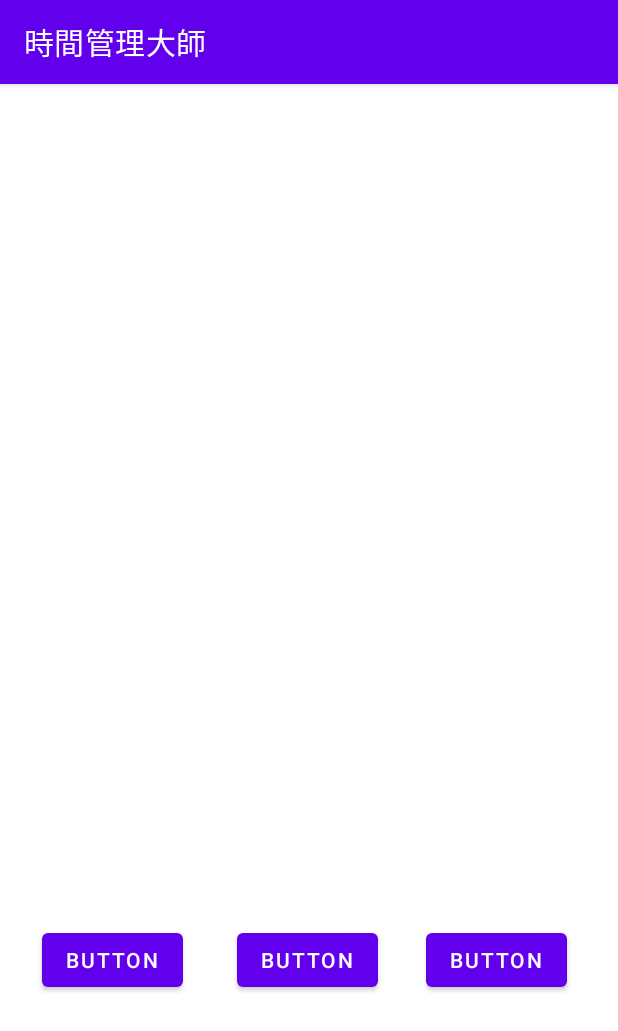
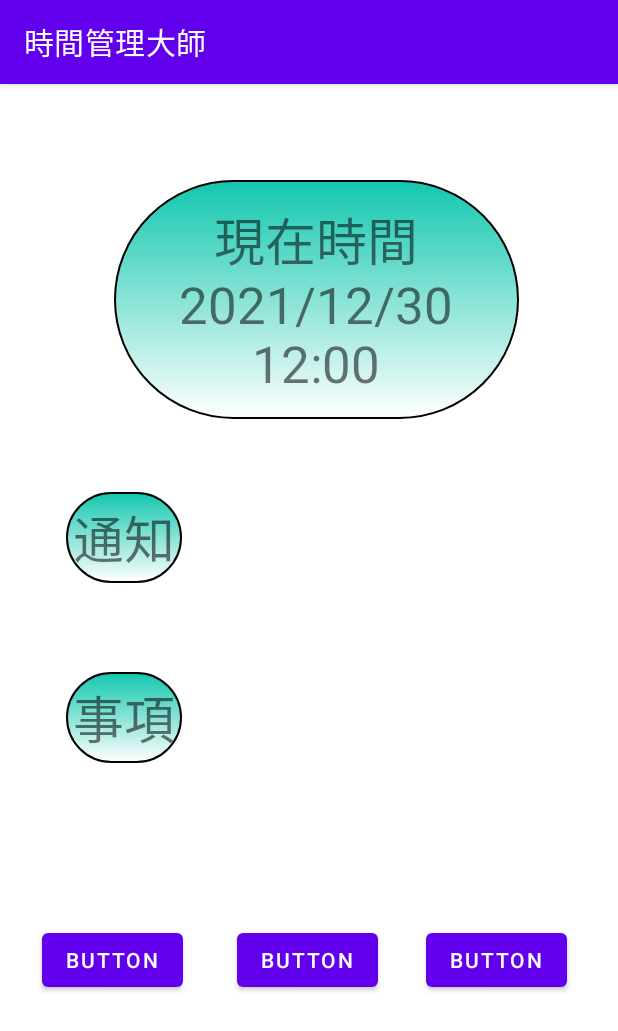
Before and after one commit to HappyGroupHub/TimeManagementMaster, an Android app: the screen it shows after launch (MainActivity), on a phone screen of 412 x 824 dp. Shown: the top 1031 px of the screen. Run offline under Robolectric (Android 15) with nearby library versions, the phone set to English and light mode, and no system bars.

Commit message:
Update(Kyle) - initial layout

```diff
--- a/app/build.gradle
+++ b/app/build.gradle
@@ -29,6 +29,9 @@ android {
     kotlinOptions {
         jvmTarget = '1.8'
     }
+    buildFeatures {
+        viewBinding true
+    }
 }
 
 dependencies {
@@ -37,6 +40,9 @@ dependencies {
     implementation 'androidx.appcompat:appcompat:1.3.1'
     implementation 'com.google.android.material:material:1.4.0'
     implementation 'androidx.constraintlayout:constraintlayout:2.1.1'
+    implementation 'androidx.legacy:legacy-support-v4:1.0.0'
+    implementation 'androidx.navigation:navigation-fragment-ktx:2.3.5'
+    implementation 'androidx.navigation:navigation-ui-ktx:2.3.5'
     testImplementation 'junit:junit:4.+'
     androidTestImplementation 'androidx.test.ext:junit:1.1.3'
     androidTestImplementation 'androidx.test.espresso:espresso-core:3.4.0'
--- /dev/null
+++ b/app/src/main/res/drawable/textview_border.xml
@@ -0,0 +1,23 @@
+<?xml version="1.0" encoding="utf-8"?>
+<shape
+    xmlns:android="http://schemas.android.com/apk/res/android"
+    android:shape="rectangle">
+    <solid android:color="#0000ff" />
+    <stroke
+        android:width="1dip"
+        android:color="#000000" />
+    <corners android:radius="3dp" />
+    <padding
+        android:bottom="5dp"
+        android:left="5dp"
+        android:right="5dp"
+        android:top="5dp" />
+    <gradient
+        android:angle="270"
+        android:startColor="#13C7AF" />
+    <corners
+        android:bottomLeftRadius="200dp"
+        android:bottomRightRadius="200dp"
+        android:topLeftRadius="200dp"
+        android:topRightRadius="200dp" />
+</shape>
--- a/app/src/main/res/layout/activity_main.xml
+++ b/app/src/main/res/layout/activity_main.xml
@@ -2,6 +2,7 @@
 <androidx.constraintlayout.widget.ConstraintLayout xmlns:android="http://schemas.android.com/apk/res/android"
     xmlns:app="http://schemas.android.com/apk/res-auto"
     xmlns:tools="http://schemas.android.com/tools"
+    android:id="@+id/activity_home"
     android:layout_width="match_parent"
     android:layout_height="match_parent"
     tools:context=".MainActivity">
@@ -35,4 +36,43 @@
         android:text="Button"
         app:layout_constraintStart_toEndOf="@+id/btn_home"
         app:layout_constraintTop_toTopOf="parent" />
+
+    <TextView
+        android:id="@+id/tv_currentTime"
+        android:layout_width="270dp"
+        android:layout_height="159dp"
+        android:layout_marginStart="76dp"
+        android:layout_marginTop="64dp"
+        android:background="@drawable/textview_border"
+        android:gravity="center"
+        android:text="現在時間\n2021/12/30\n12:00"
+        android:textSize="34sp"
+        app:layout_constraintStart_toStartOf="parent"
+        app:layout_constraintTop_toTopOf="parent" />
+
+    <TextView
+        android:id="@+id/tv_notice"
+        android:layout_width="wrap_content"
+        android:layout_height="wrap_content"
+        android:layout_marginStart="44dp"
+        android:layout_marginTop="272dp"
+        android:background="@drawable/textview_border"
+        android:text="通知"
+        android:textSize="34sp"
+        app:layout_constraintStart_toStartOf="parent"
+        app:layout_constraintTop_toTopOf="parent" />
+
+    <TextView
+        android:id="@+id/tv_toDoList"
+        android:layout_width="wrap_content"
+        android:layout_height="wrap_content"
+        android:layout_marginTop="392dp"
+        android:background="@drawable/textview_border"
+        android:text="事項"
+        android:textSize="34sp"
+        app:layout_constraintEnd_toEndOf="@+id/tv_notice"
+        app:layout_constraintHorizontal_bias="0.0"
+        app:layout_constraintStart_toStartOf="@+id/tv_notice"
+        app:layout_constraintTop_toTopOf="parent" />
+
 </androidx.constraintlayout.widget.ConstraintLayout>
--- a/app/src/main/res/values/themes.xml
+++ b/app/src/main/res/values/themes.xml
@@ -13,4 +13,13 @@
         <item name="android:statusBarColor" tools:targetApi="l">?attr/colorPrimaryVariant</item>
         <!-- Customize your theme here. -->
     </style>
+
+    <style name="Theme.TimeManagementMaster.NoActionBar">
+        <item name="windowActionBar">false</item>
+        <item name="windowNoTitle">true</item>
+    </style>
+
+    <style name="Theme.TimeManagementMaster.AppBarOverlay" parent="ThemeOverlay.AppCompat.Dark.ActionBar" />
+
+    <style name="Theme.TimeManagementMaster.PopupOverlay" parent="ThemeOverlay.AppCompat.Light" />
 </resources>
```
Also changed, not shown: app/src/main/AndroidManifest.xml (+13 -0 lines), app/src/main/java/com/gmail/chiyc88/timemanagementmaster/ActivityCalendar.kt (added, +11 -0 lines), app/src/main/java/com/gmail/chiyc88/timemanagementmaster/ActivityNotify.kt (added, +11 -0 lines), app/src/main/res/layout/activity_calendar.xml (added, +71 -0 lines), app/src/main/res/layout/activity_notify.xml (added, +9 -0 lines), app/src/main/res/layout/fragment_add_schedule.xml (added, +167 -0 lines), app/src/main/res/navigation/nav_graph2.xml (added, +28 -0 lines), app/src/main/res/values/strings.xml (+12 -0 lines).
